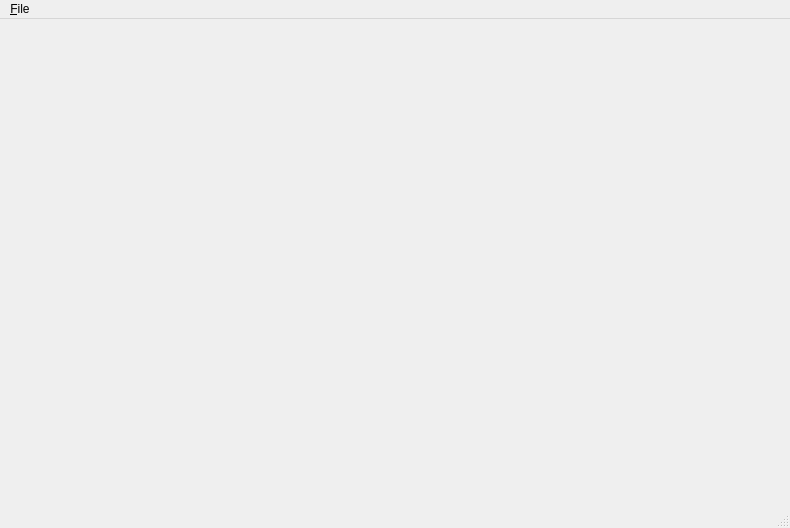
rutsky/semester10, file Protection_in_emergencies/risk_calculation/src/forms/main_window.ui: the form before one commit.
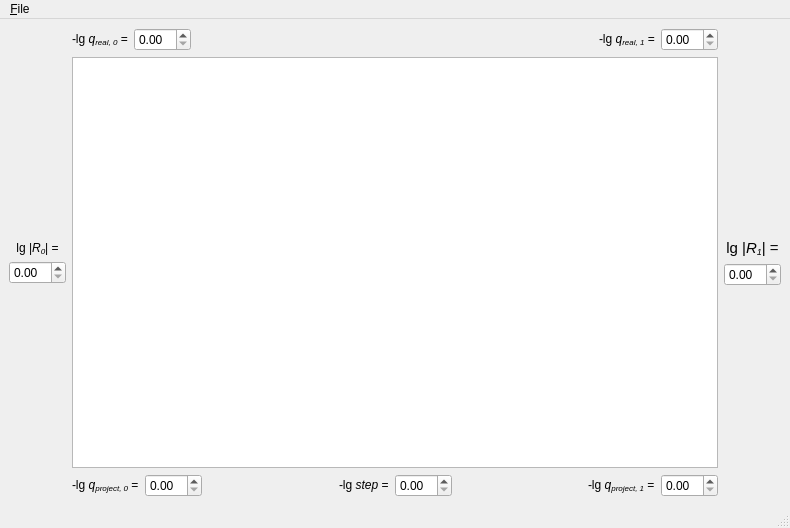
The form after the commit.

```diff
--- a/Protection_in_emergencies/risk_calculation/src/forms/main_window.ui
+++ b/Protection_in_emergencies/risk_calculation/src/forms/main_window.ui
@@ -14,7 +14,211 @@
    <string>Risk Calculation Suite</string>
   </property>
   <widget class="QWidget" name="centralwidget">
-   <layout class="QGridLayout" name="gridLayout"/>
+   <layout class="QGridLayout" name="gridLayout">
+    <item row="0" column="2">
+     <layout class="QGridLayout" name="gridLayout_2">
+      <item row="0" column="1">
+       <layout class="QHBoxLayout" name="horizontalLayout">
+        <item>
+         <widget class="QLabel" name="label_2">
+          <property name="text">
+           <string>-lg &lt;i&gt;q&lt;sub&gt;real, 0&lt;/sub&gt;&lt;/i&gt; =</string>
+          </property>
+         </widget>
+        </item>
+        <item>
+         <widget class="QDoubleSpinBox" name="doubleSpinBox_6"/>
+        </item>
+        <item>
+         <spacer name="horizontalSpacer">
+          <property name="orientation">
+           <enum>Qt::Horizontal</enum>
+          </property>
+          <property name="sizeHint" stdset="0">
+           <size>
+            <width>40</width>
+            <height>20</height>
+           </size>
+          </property>
+         </spacer>
+        </item>
+        <item>
+         <widget class="QLabel" name="label_3">
+          <property name="text">
+           <string>-lg &lt;i&gt;q&lt;sub&gt;real, 1&lt;/sub&gt;&lt;/i&gt; =</string>
+          </property>
+         </widget>
+        </item>
+        <item>
+         <widget class="QDoubleSpinBox" name="doubleSpinBox_7"/>
+        </item>
+       </layout>
+      </item>
+      <item row="1" column="0">
+       <layout class="QVBoxLayout" name="verticalLayout">
+        <item>
+         <spacer name="verticalSpacer_2">
+          <property name="orientation">
+           <enum>Qt::Vertical</enum>
+          </property>
+          <property name="sizeHint" stdset="0">
+           <size>
+            <width>20</width>
+            <height>40</height>
+           </size>
+          </property>
+         </spacer>
+        </item>
+        <item>
+         <widget class="QLabel" name="label">
+          <property name="text">
+           <string>lg |&lt;i&gt;R&lt;sub&gt;0&lt;/sub&gt;&lt;/i&gt;| =</string>
+          </property>
+          <property name="textFormat">
+           <enum>Qt::AutoText</enum>
+          </property>
+          <property name="alignment">
+           <set>Qt::AlignCenter</set>
+          </property>
+         </widget>
+        </item>
+        <item>
+         <widget class="QDoubleSpinBox" name="doubleSpinBox_4"/>
+        </item>
+        <item>
+         <spacer name="verticalSpacer">
+          <property name="orientation">
+           <enum>Qt::Vertical</enum>
+          </property>
+          <property name="sizeHint" stdset="0">
+           <size>
+            <width>20</width>
+            <height>40</height>
+           </size>
+          </property>
+         </spacer>
+        </item>
+       </layout>
+      </item>
+      <item row="1" column="1">
+       <widget class="QGraphicsView" name="graphicsView"/>
+      </item>
+      <item row="2" column="1">
+       <layout class="QHBoxLayout" name="horizontalLayout_2">
+        <item>
+         <widget class="QLabel" name="bottom_lo_label">
+          <property name="text">
+           <string>-lg &lt;i&gt;q&lt;sub&gt;project, 0&lt;/sub&gt;&lt;/i&gt; =</string>
+          </property>
+          <property name="textFormat">
+           <enum>Qt::AutoText</enum>
+          </property>
+         </widget>
+        </item>
+        <item>
+         <widget class="QDoubleSpinBox" name="doubleSpinBox"/>
+        </item>
+        <item>
+         <spacer name="horizontalSpacer_2">
+          <property name="orientation">
+           <enum>Qt::Horizontal</enum>
+          </property>
+          <property name="sizeHint" stdset="0">
+           <size>
+            <width>40</width>
+            <height>20</height>
+           </size>
+          </property>
+         </spacer>
+        </item>
+        <item>
+         <widget class="QLabel" name="label_6">
+          <property name="text">
+           <string>-lg &lt;i&gt;step&lt;/i&gt; =</string>
+          </property>
+         </widget>
+        </item>
+        <item>
+         <widget class="QDoubleSpinBox" name="doubleSpinBox_2"/>
+        </item>
+        <item>
+         <spacer name="horizontalSpacer_3">
+          <property name="orientation">
+           <enum>Qt::Horizontal</enum>
+          </property>
+          <property name="sizeHint" stdset="0">
+           <size>
+            <width>40</width>
+            <height>20</height>
+           </size>
+          </property>
+         </spacer>
+        </item>
+        <item>
+         <widget class="QLabel" name="label_5">
+          <property name="text">
+           <string>-lg &lt;i&gt;q&lt;sub&gt;project, 1&lt;/sub&gt;&lt;/i&gt; =</string>
+          </property>
+         </widget>
+        </item>
+        <item>
+         <widget class="QDoubleSpinBox" name="doubleSpinBox_3"/>
+        </item>
+       </layout>
+      </item>
+      <item row="1" column="2">
+       <layout class="QVBoxLayout" name="verticalLayout_2">
+        <item>
+         <spacer name="verticalSpacer_3">
+          <property name="orientation">
+           <enum>Qt::Vertical</enum>
+          </property>
+          <property name="sizeHint" stdset="0">
+           <size>
+            <width>20</width>
+            <height>40</height>
+           </size>
+          </property>
+         </spacer>
+        </item>
+        <item>
+         <widget class="QLabel" name="label_7">
+          <property name="text">
+           <string>&lt;!DOCTYPE HTML PUBLIC &quot;-//W3C//DTD HTML 4.0//EN&quot; &quot;http://www.w3.org/TR/REC-html40/strict.dtd&quot;&gt;
+&lt;html&gt;&lt;head&gt;&lt;meta name=&quot;qrichtext&quot; content=&quot;1&quot; /&gt;&lt;style type=&quot;text/css&quot;&gt;
+p, li { white-space: pre-wrap; }
+&lt;/style&gt;&lt;/head&gt;&lt;body style=&quot; font-family:'Ubuntu'; font-size:11pt; font-weight:400; font-style:normal;&quot;&gt;
+&lt;p style=&quot; margin-top:0px; margin-bottom:0px; margin-left:0px; margin-right:0px; -qt-block-indent:0; text-indent:0px;&quot;&gt;lg |&lt;span style=&quot; font-style:italic;&quot;&gt;R&lt;/span&gt;&lt;span style=&quot; font-style:italic; vertical-align:sub;&quot;&gt;1&lt;/span&gt;| =&lt;/p&gt;&lt;/body&gt;&lt;/html&gt;</string>
+          </property>
+          <property name="alignment">
+           <set>Qt::AlignCenter</set>
+          </property>
+         </widget>
+        </item>
+        <item>
+         <widget class="QDoubleSpinBox" name="doubleSpinBox_5"/>
+        </item>
+        <item>
+         <spacer name="verticalSpacer_4">
+          <property name="orientation">
+           <enum>Qt::Vertical</enum>
+          </property>
+          <property name="sizeHint" stdset="0">
+           <size>
+            <width>20</width>
+            <height>40</height>
+           </size>
+          </property>
+         </spacer>
+        </item>
+       </layout>
+      </item>
+     </layout>
+    </item>
+    <item row="1" column="2">
+     <layout class="QGridLayout" name="gridLayout_3"/>
+    </item>
+   </layout>
   </widget>
   <widget class="QMenuBar" name="menubar">
    <property name="geometry">
```
Left out of the diff: 62 changed lines with no effect on the pictures.
